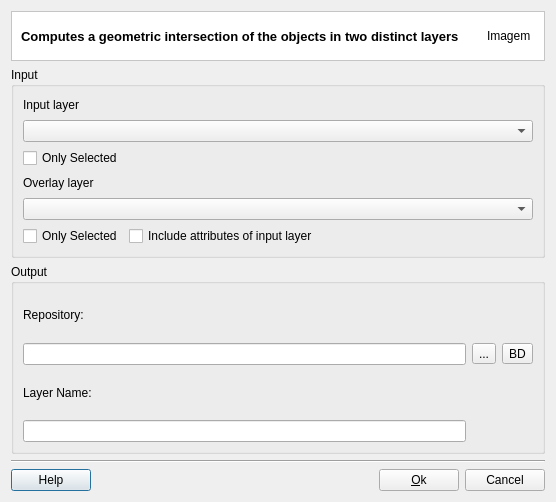
Before: the Qt Designer form src/terralib/vp/qt/ui/IntersectionDialogForm.ui in claudiobogossian/terralib5, drawn with Qt 5.
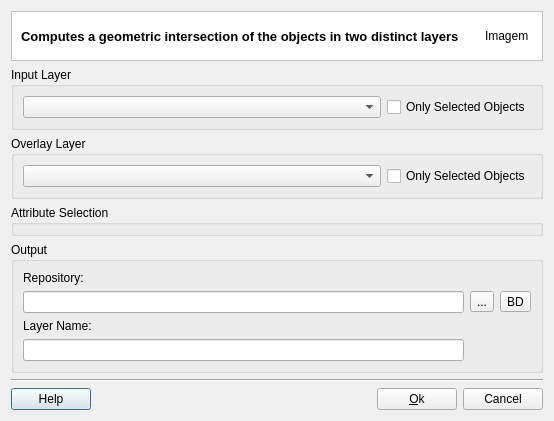
After: the same form once the commit is applied. Custom widgets are drawn as their Qt base class.

Patch:
```diff
--- a/src/terralib/vp/qt/ui/IntersectionDialogForm.ui
+++ b/src/terralib/vp/qt/ui/IntersectionDialogForm.ui
@@ -6,16 +6,56 @@
    <rect>
     <x>0</x>
     <y>0</y>
-    <width>556</width>
-    <height>502</height>
+    <width>554</width>
+    <height>390</height>
    </rect>
   </property>
   <property name="windowTitle">
    <string>Intersection Operation</string>
   </property>
-  <layout class="QGridLayout" name="gridLayout_7">
+  <layout class="QGridLayout" name="gridLayout_4">
+   <item row="3" column="0">
+    <widget class="QGroupBox" name="m_attrSelectionGroupBox">
+     <property name="title">
+      <string>Attribute Selection</string>
+     </property>
+     <property name="flat">
+      <bool>false</bool>
+     </property>
+    </widget>
+   </item>
+   <item row="2" column="0">
+    <widget class="QGroupBox" name="groupBox_3">
+     <property name="title">
+      <string>Overlay Layer</string>
+     </property>
+     <property name="flat">
+      <bool>false</bool>
+     </property>
+     <layout class="QGridLayout" name="gridLayout_3">
    <item row="0" column="0">
-    <layout class="QGridLayout" name="gridLayout_6" rowstretch="0,1,1,0,0">
+       <widget class="QComboBox" name="m_secondLayerComboBox">
+        <property name="sizePolicy">
+         <sizepolicy hsizetype="MinimumExpanding" vsizetype="Fixed">
+          <horstretch>0</horstretch>
+          <verstretch>0</verstretch>
+         </sizepolicy>
+        </property>
+       </widget>
+      </item>
+      <item row="0" column="1">
+       <widget class="QCheckBox" name="m_secondSelectedCheckBox">
+        <property name="enabled">
+         <bool>true</bool>
+        </property>
+        <property name="text">
+         <string>Only Selected Objects</string>
+        </property>
+       </widget>
+      </item>
+     </layout>
+    </widget>
+   </item>
      <item row="0" column="0">
       <widget class="QFrame" name="frame_2">
        <property name="styleSheet">
@@ -72,98 +112,39 @@
      </item>
      <item row="1" column="0">
       <widget class="QGroupBox" name="groupBox">
-       <property name="minimumSize">
-        <size>
-         <width>0</width>
-         <height>0</height>
-        </size>
-       </property>
-       <property name="maximumSize">
-        <size>
-         <width>16777215</width>
-         <height>16777215</height>
-        </size>
-       </property>
        <property name="title">
-        <string>Input</string>
-       </property>
-       <layout class="QGridLayout" name="gridLayout_5">
-        <item row="0" column="0">
-         <layout class="QGridLayout" name="gridLayout_3">
-          <item row="1" column="0">
-           <widget class="QComboBox" name="m_firstLayerComboBox"/>
-          </item>
-          <item row="2" column="0">
-           <widget class="QCheckBox" name="m_firstSelectedCheckBox">
-            <property name="enabled">
-             <bool>true</bool>
-            </property>
-            <property name="text">
-             <string>Only Selected</string>
-            </property>
-           </widget>
-          </item>
-          <item row="0" column="0">
-           <widget class="QLabel" name="m_firstLayerLabel">
-            <property name="text">
-             <string>Input layer</string>
-            </property>
-           </widget>
-          </item>
-         </layout>
-        </item>
-        <item row="1" column="0">
-         <layout class="QGridLayout" name="gridLayout_4">
-          <item row="0" column="0">
-           <widget class="QLabel" name="m_secondLayerLabel">
-            <property name="text">
-             <string>Overlay layer</string>
-            </property>
-           </widget>
-          </item>
-          <item row="1" column="0">
-           <widget class="QComboBox" name="m_secondLayerComboBox"/>
-          </item>
-          <item row="2" column="0">
+      <string>Input Layer</string>
+     </property>
+     <property name="flat">
+      <bool>false</bool>
+     </property>
            <layout class="QGridLayout" name="gridLayout_2">
             <item row="0" column="0">
-             <widget class="QCheckBox" name="m_secondSelectedCheckBox">
+       <widget class="QComboBox" name="m_firstLayerComboBox">
+        <property name="sizePolicy">
+         <sizepolicy hsizetype="MinimumExpanding" vsizetype="Fixed">
+          <horstretch>0</horstretch>
+          <verstretch>0</verstretch>
+         </sizepolicy>
+        </property>
+       </widget>
+      </item>
+      <item row="0" column="1">
+       <widget class="QCheckBox" name="m_firstSelectedCheckBox">
               <property name="enabled">
                <bool>true</bool>
               </property>
               <property name="text">
-               <string>Only Selected</string>
+         <string>Only Selected Objects</string>
               </property>
              </widget>
             </item>
-            <item row="0" column="1">
-             <widget class="QCheckBox" name="m_copyColumnsCheckBox">
-              <property name="text">
-               <string>Include attributes of input layer</string>
-              </property>
-             </widget>
-            </item>
-            <item row="0" column="2">
-             <spacer name="horizontalSpacer_2">
-              <property name="orientation">
-               <enum>Qt::Horizontal</enum>
-              </property>
-              <property name="sizeHint" stdset="0">
-               <size>
-                <width>40</width>
-                <height>20</height>
-               </size>
-              </property>
-             </spacer>
-            </item>
-           </layout>
-          </item>
-         </layout>
-        </item>
-       </layout>
-      </widget>
-     </item>
-     <item row="2" column="0">
+     </layout>
+    </widget>
+   </item>
+   <item row="4" column="0">
+    <layout class="QGridLayout" name="gridLayout_6">
+     <item row="0" column="0">
       <widget class="QGroupBox" name="groupBox_2">
        <property name="sizePolicy">
         <sizepolicy hsizetype="Preferred" vsizetype="Preferred">
@@ -224,14 +205,14 @@
        </layout>
       </widget>
      </item>
-     <item row="3" column="0">
+     <item row="1" column="0">
       <widget class="Line" name="line_2">
        <property name="orientation">
         <enum>Qt::Horizontal</enum>
        </property>
       </widget>
      </item>
-     <item row="4" column="0">
+     <item row="2" column="0">
       <layout class="QGridLayout" name="gridLayout_14">
        <item row="0" column="0">
         <widget class="te::qt::widgets::HelpPushButton" name="m_helpPushButton">
```
Lines whose indentation alone changed are shown as unchanged.
